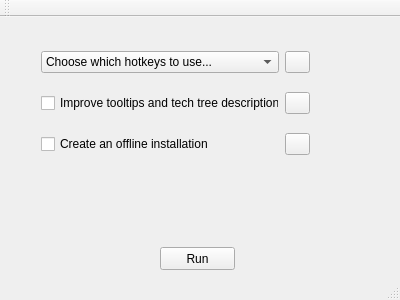
Before: the Qt Designer form mainwindow.ui in SiegeEngineers/WololoKingdoms, drawn with Qt 5.
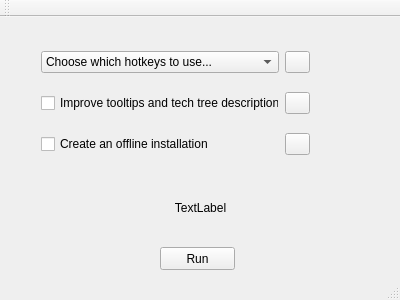
After: the same form once the commit is applied.

Commit message: -Status reports while the converter is running (what was previously output to console)

The edit to the form file:
```diff
--- a/mainwindow.ui
+++ b/mainwindow.ui
@@ -143,6 +143,22 @@
      <string>Run</string>
     </property>
    </widget>
+   <widget class="QLabel" name="label">
+    <property name="geometry">
+     <rect>
+      <x>0</x>
+      <y>160</y>
+      <width>401</width>
+      <height>61</height>
+     </rect>
+    </property>
+    <property name="text">
+     <string>TextLabel</string>
+    </property>
+    <property name="alignment">
+     <set>Qt::AlignCenter</set>
+    </property>
+   </widget>
   </widget>
   <widget class="QToolBar" name="mainToolBar">
    <attribute name="toolBarArea">
```
The commit also changes 2 other files.
